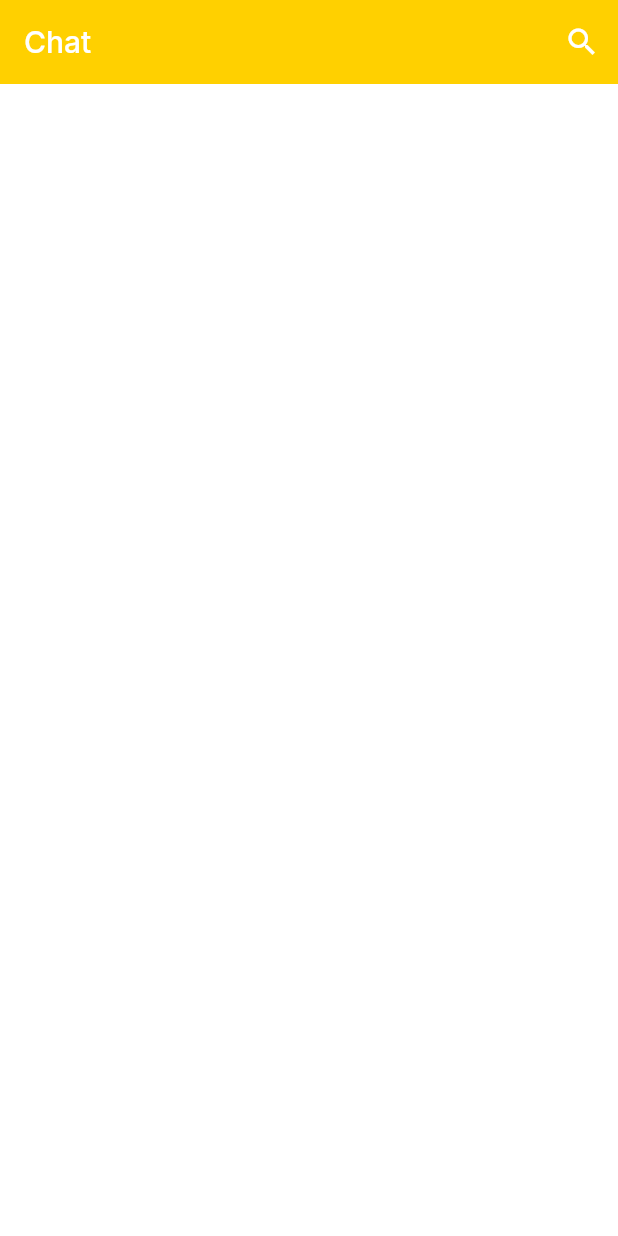
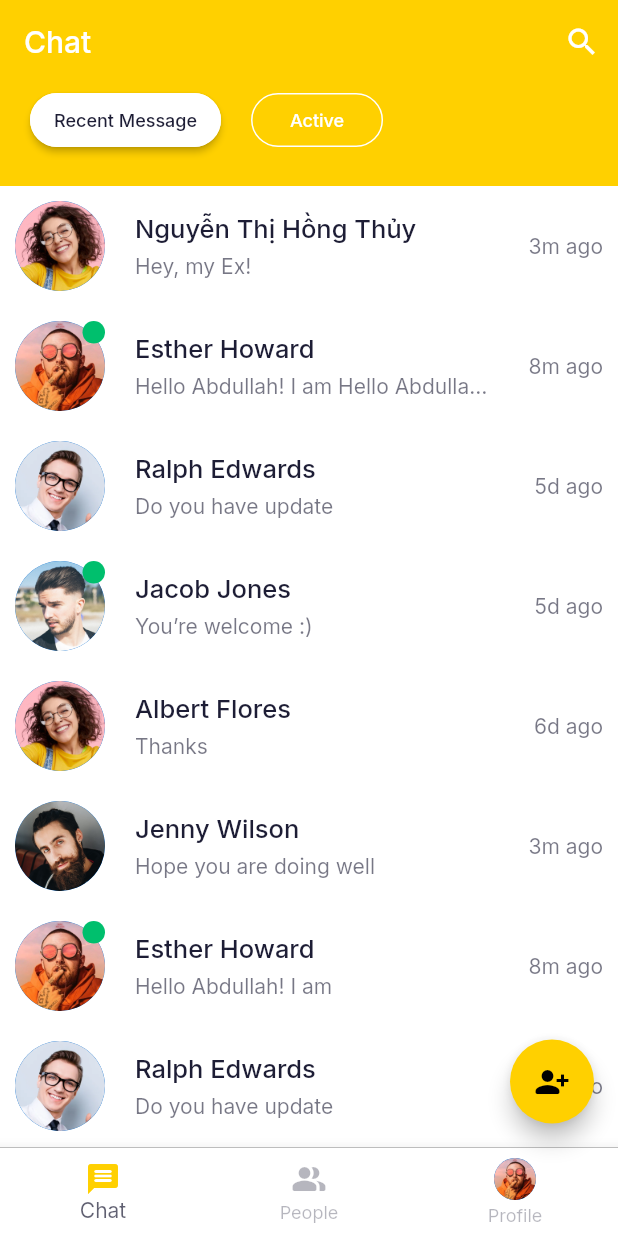
Before and after one commit to thang-uit/tuichat_flutter, a Flutter app: the ChatScreen screen opened directly, on a phone screen of 412 x 824 dp. Run offline on Flutter 3.47's test engine with Material 2 defaults, Android fonts, the phone set to English and light mode, and no system bars; our stand-ins replace google_fonts.

Commit message:
17:38 8/8/2021

```diff
--- a/lib/chats/chat_screen.dart
+++ /dev/null
@@ -1,20 +0,0 @@
-import 'package:flutter/material.dart';
-
-class ChatScreen extends StatelessWidget {
-  @override
-  Widget build(BuildContext context) {
-    return Scaffold(
-      appBar: buildAppBar(),
-    );
-  }
-
-  AppBar buildAppBar() {
-    return AppBar(
-      automaticallyImplyLeading: false,
-      title: Text("Chat"),
-      actions: [
-        IconButton(onPressed: () {}, icon: Icon(Icons.search)),
-      ],
-    );
-  }
-}
--- a/lib/components/filled_outline_button.dart
+++ b/lib/components/filled_outline_button.dart
@@ -0,0 +1,35 @@
+import 'package:flutter/material.dart';
+import '../constants.dart';
+
+class FillOutlineButton extends StatelessWidget {
+  const FillOutlineButton({
+    Key? key,
+    this.isFilled = true,
+    required this.press,
+    required this.text,
+  }) : super(key: key);
+
+  final bool isFilled;
+  final VoidCallback press;
+  final String text;
+
+  @override
+  Widget build(BuildContext context) {
+    return MaterialButton(
+      shape: RoundedRectangleBorder(
+        borderRadius: BorderRadius.circular(30),
+        side: BorderSide(color: Colors.white),
+      ),
+      elevation: isFilled ? 2 : 0,
+      color: isFilled ? Colors.white : Colors.transparent,
+      onPressed: press,
+      child: Text(
+        text,
+        style: TextStyle(
+          color: isFilled ? kContentColorLightTheme : Colors.white,
+          fontSize: 12,
+        ),
+      ),
+    );
+  }
+}
--- a/lib/constants.dart
+++ b/lib/constants.dart
@@ -6,5 +6,6 @@ const kContentColorLightTheme = Color(0xFF1D1D35);
 const kContentColorDarkTheme = Color(0xFFF5FCF9);
 const kWarningColor = Color(0xFFDBA800);
 const kErrorColor = Color(0xFFFF0000);
+const kStatusOnlineColor = Color(0xFF00BF6D);
 
 const kDefaultPadding = 20.0;
--- a/lib/models/Chat.dart
+++ b/lib/models/Chat.dart
@@ -15,21 +15,21 @@ class Chat {
 
 var chatData = [
   Chat(
-      name: "Nguyễn Thị Hồng Thủy",
+      name: "Nguyễn Thị Hồng Thủy ",
       lastMessage: "Hey, my Ex!",
       image: "assets/images/user_5.png",
       time: "3m ago",
       isActive: false),
   Chat(
     name: "Esther Howard",
-    lastMessage: "Hello Abdullah! I am...",
+    lastMessage: "Hello Abdullah! I am Hello Abdullah! I am Hello Abdullah! I am",
     image: "assets/images/user_2.png",
     time: "8m ago",
     isActive: true,
   ),
   Chat(
     name: "Ralph Edwards",
-    lastMessage: "Do you have update...",
+    lastMessage: "Do you have update",
     image: "assets/images/user_3.png",
     time: "5d ago",
     isActive: false,
@@ -50,21 +50,21 @@ var chatData = [
   ),
   Chat(
     name: "Jenny Wilson",
-    lastMessage: "Hope you are doing well...",
+    lastMessage: "Hope you are doing well",
     image: "assets/images/user_1.png",
     time: "3m ago",
     isActive: false,
   ),
   Chat(
     name: "Esther Howard",
-    lastMessage: "Hello Abdullah! I am...",
+    lastMessage: "Hello Abdullah! I am",
     image: "assets/images/user_2.png",
     time: "8m ago",
     isActive: true,
   ),
   Chat(
     name: "Ralph Edwards",
-    lastMessage: "Do you have update...",
+    lastMessage: "Do you have update",
     image: "assets/images/user_3.png",
     time: "5d ago",
     isActive: false,
--- /dev/null
+++ b/lib/screens/chats/chats_screen.dart
@@ -0,0 +1,58 @@
+import 'package:flutter/material.dart';
+import 'package:tuichat_flutter/screens/chats/components/body.dart';
+
+import '../../constants.dart';
+
+class ChatScreen extends StatefulWidget {
+  @override
+  State<StatefulWidget> createState() => _ChatScreenState();
+}
+
+class _ChatScreenState extends State<ChatScreen> {
+  int selectedIndex = 0;
+
+  @override
+  Widget build(BuildContext context) {
+    return Scaffold(
+      appBar: buildAppBar(),
+      body: ChatBody(),
+      floatingActionButton: FloatingActionButton(
+          backgroundColor: kPrimaryColor,
+          onPressed: () {},
+          child: Icon(Icons.person_add_alt_1_rounded)),
+      bottomNavigationBar: Container(
+        decoration: BoxDecoration(
+          boxShadow: <BoxShadow>[
+            BoxShadow(
+              color: Colors.black,
+              blurRadius: 0,
+            ),
+          ],
+        ),
+        child: BottomNavigationBar(
+          currentIndex: selectedIndex,
+          items: [
+            BottomNavigationBarItem(icon: Icon(Icons.message_rounded), label: "Chat"),
+            BottomNavigationBarItem(icon: Icon(Icons.people_alt_rounded), label: "People"),
+            BottomNavigationBarItem(icon: CircleAvatar(radius: 14, backgroundImage: AssetImage("assets/images/user_2.png")), label: "Profile"),
+          ],
+          onTap: (value) {
+            setState(() {
+              selectedIndex = value;
+            });
+          },
+        ),
+      ),
+    );
+  }
+
+  AppBar buildAppBar() {
+    return AppBar(
+      automaticallyImplyLeading: false,
+      title: Text("Chat"),
+      actions: [
+        IconButton(onPressed: () {}, icon: Icon(Icons.search)),
+      ],
+    );
+  }
+}
--- /dev/null
+++ b/lib/screens/chats/components/body.dart
@@ -0,0 +1,32 @@
+import 'package:flutter/material.dart';
+import 'package:tuichat_flutter/components/filled_outline_button.dart';
+import 'package:tuichat_flutter/models/Chat.dart';
+import '../../../constants.dart';
+import 'chat_card.dart';
+
+class ChatBody extends StatelessWidget {
+  @override
+  Widget build(BuildContext context) {
+    return Column(
+      children: [
+        Container(
+          padding: EdgeInsets.fromLTRB(
+              kDefaultPadding, 0, kDefaultPadding, kDefaultPadding),
+          color: kPrimaryColor,
+          child: Row(
+            children: [
+              FillOutlineButton(press: () {}, text: "Recent Message"),
+              SizedBox(width: kDefaultPadding),
+              FillOutlineButton(press: () {}, text: "Active", isFilled: false),
+            ],
+          ),
+        ),
+        Expanded(
+            child: ListView.builder(
+          itemCount: chatData.length,
+          itemBuilder: (context, index) => ChatCard(chat: chatData[index], press: () {},),
+        )),
+      ],
+    );
+  }
+}
--- /dev/null
+++ b/lib/screens/chats/components/chat_card.dart
@@ -0,0 +1,80 @@
+import 'package:flutter/material.dart';
+import 'package:tuichat_flutter/models/Chat.dart';
+import '../../../constants.dart';
+
+class ChatCard extends StatelessWidget {
+  const ChatCard({
+    Key? key,
+    required this.chat,
+    required this.press,
+  }) : super(key: key);
+
+  final Chat chat;
+  final VoidCallback press;
+
+  @override
+  Widget build(BuildContext context) {
+    return InkWell(
+      onTap: this.press,
+      child: Padding(
+        padding: const EdgeInsets.symmetric(
+            horizontal: kDefaultPadding * 0.5, vertical: kDefaultPadding * 0.5),
+        child: Row(
+            children: [
+              Stack(
+                  children: [
+                    CircleAvatar(
+                      radius: 30,
+                      backgroundImage: AssetImage(chat.image),
+                    ),
+                    if(chat.isActive)
+                      Positioned(
+                        right: 0,
+                        child: Container(
+                          height: 15,
+                          width: 15,
+                          decoration: BoxDecoration(
+                              shape: BoxShape.circle,
+                              color: kStatusOnlineColor),
+                        ),
+                      )
+                  ]
+              ),
+              Expanded(
+                  child: Padding(
+                      padding:
+                      const EdgeInsets.symmetric(horizontal: kDefaultPadding),
+                      child: Column(
+                        crossAxisAlignment: CrossAxisAlignment.start,
+                        children: [
+                          Text(
+                            chat.name,
+                            textAlign: TextAlign.left,
+                            overflow: TextOverflow.ellipsis,
+                            maxLines: 1,
+                            style:
+                            TextStyle(fontSize: 17, fontWeight: FontWeight.w500),
+                          ),
+                          SizedBox(height: 5),
+                          Opacity(
+                              opacity: 0.6,
+                              child: Text(
+                                chat.lastMessage,
+                                textAlign: TextAlign.left,
+                                overflow: TextOverflow.ellipsis,
+                                maxLines: 1,
+                              )),
+                        ],
+                      )
+                  )
+              ),
+              Opacity(
+                opacity: 0.6,
+                child: Text(chat.time),
+              )
+            ]
+        ),
+      ),
+    );
+  }
+}
--- a/lib/screens/signin_or_signup/signin_or_signup_screen.dart
+++ b/lib/screens/signin_or_signup/signin_or_signup_screen.dart
@@ -1,5 +1,5 @@
 import 'package:flutter/material.dart';
-import 'package:tuichat_flutter/chats/chat_screen.dart';
+import 'package:tuichat_flutter/screens/chats/chats_screen.dart';
 import 'package:tuichat_flutter/components/primary_button.dart';
 import '../../constants.dart';
 
```
